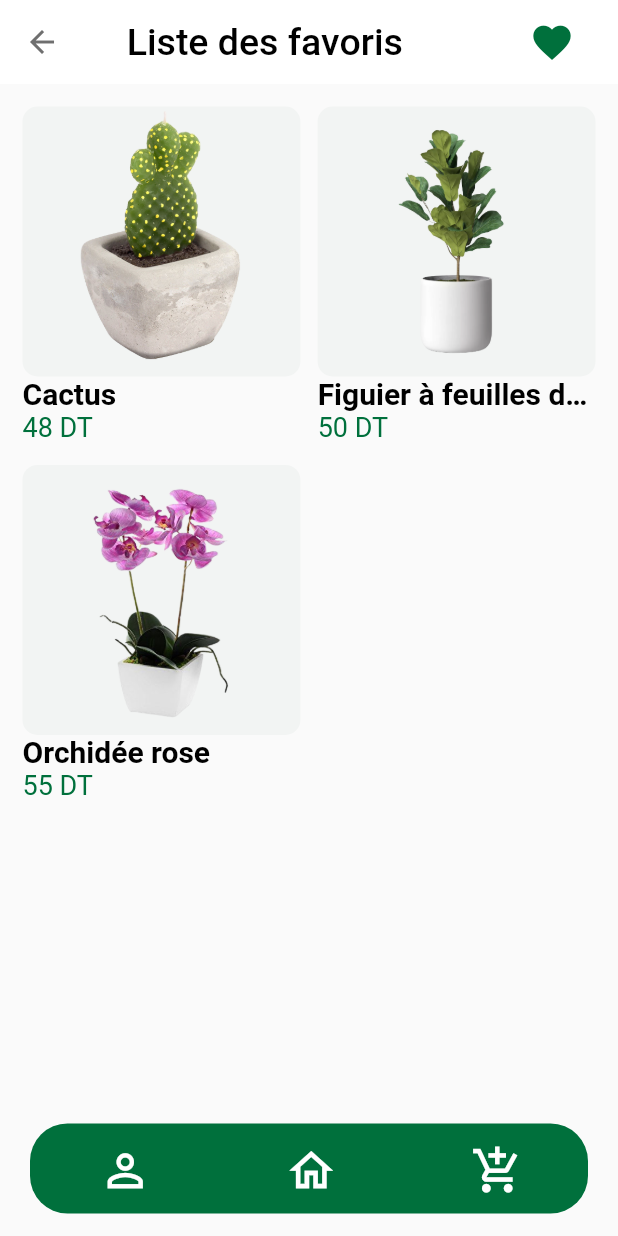
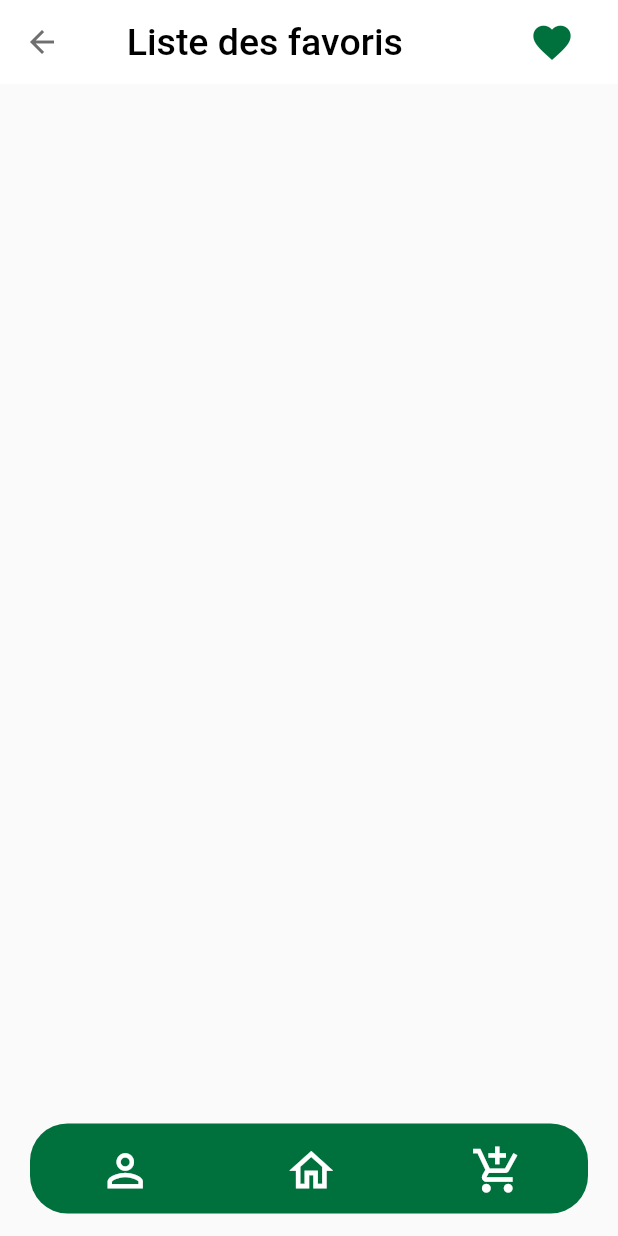
Before and after one commit to Chiraz32/Mini-Project-Chajrti, a Flutter app: the FavouriteList screen opened by its route, on a phone screen of 412 x 824 dp. Run offline on Flutter 3.47's test engine with Material 2 defaults, Android fonts, the phone set to English and light mode, and no system bars; Roboto replaces fonts that are missing (Roboto-Light.ttf).

Commit message:
fixed provider and tiles again

```diff
--- a/lib/Constants/constants.dart
+++ b/lib/Constants/constants.dart
@@ -16,7 +16,7 @@ List<Plant> plants = [
       description:
           "Les Cactus, Cactées ou encore Cactacées (Cactaceae) sont une famille de plantes à fleurs. Ce sont presque toutes des plantes grasses ou plantes succulentes, c'est-à-dire des plantes xérophytes qui stockent dans leurs tissus des réserves de « suc » pour faire face aux longues périodes de sécheresse.",
       price: 48,
-      isFav: false),
+      ),
   Plant(
       id: 2,
       name: "Figuier à feuilles de violon",
@@ -24,7 +24,7 @@ List<Plant> plants = [
       description:
           "Le figuier à feuilles de violon (Ficus lyrata) est un arbre d'intérieur populaire qui possède de très grandes feuilles en forme de violon, très nervurées et brillantes, qui poussent verticalement sur un tronc épuré.",
       price: 50,
-      isFav: false),
+      ),
   Plant(
       id: 3,
       name: "Orchidée rose ",
@@ -32,6 +32,6 @@ List<Plant> plants = [
       description:
           "Les orchidées roses sont une merveilleuse façon d'envoyer votre amour à un ami ou à une personne importante. Nous proposons de petites plantes d'orchidées roses, de grandes orchidées roses et des tiges d'orchidées roses qui s'épanouissent dans un bouquet. ",
       price: 55,
-      isFav: false),
+      ),
 
 ];
--- a/lib/Models/Plant.dart
+++ b/lib/Models/Plant.dart
@@ -4,12 +4,10 @@ class Plant {
   late String image;
   late String description;
   late int price;
-  late bool isFav;
   Plant(
       {required this.id,
       required this.name,
       required this.image,
       required this.description,
-      required this.price,
-      required this.isFav});
+      required this.price});
 }
--- a/lib/Providers/favoris_provider.dart
+++ b/lib/Providers/favoris_provider.dart
@@ -0,0 +1,21 @@
+import 'package:chajrti/Constants/constants.dart';
+import 'package:chajrti/Models/Plant.dart';
+import 'package:flutter/material.dart';
+
+class FavoriteProvider with ChangeNotifier {
+  final List<Plant> _plants = plants;
+  List<Plant> get myPlants => _plants;
+
+  final List<Plant> _fav = [];
+  List<Plant> get myFav => _fav;
+
+  void addToList(Plant plant) {
+    _fav.add(plant);
+    notifyListeners();
+  }
+
+  void removeFromList(Plant plant) {
+    _fav.remove(plant);
+    notifyListeners();
+  }
+}
--- a/lib/Screens/favourite_plant.dart
+++ b/lib/Screens/favourite_plant.dart
@@ -1,10 +1,13 @@
 import 'package:chajrti/Constants/constants.dart';
+import 'package:chajrti/Providers/favoris_provider.dart';
 import 'package:chajrti/Widgets/BottomBar.dart';
 import 'package:chajrti/Widgets/gridTilesPlants.dart';
 import 'package:flutter/material.dart';
 import 'package:flutter/src/widgets/container.dart';
 import 'package:flutter/src/widgets/framework.dart';
 import 'dart:ui';
+
+import 'package:provider/provider.dart';
 
 class FavouriteList extends StatefulWidget {
   const FavouriteList({super.key});
@@ -16,6 +19,7 @@ class FavouriteList extends StatefulWidget {
 class _FavouriteListState extends State<FavouriteList> {
   @override
   Widget build(BuildContext context) {
+    final favs = context.watch<FavoriteProvider>().myFav;
     return Scaffold(
         appBar: AppBar(
             elevation: 0,
@@ -35,21 +39,20 @@ class _FavouriteListState extends State<FavouriteList> {
               )
             ],
             backgroundColor: Colors.white,
-          leading: BackButton( color: darkGrey )
-        ),
+            leading: BackButton(color: darkGrey)),
         body: GridView.count(
           crossAxisCount: 2,
-          crossAxisSpacing: (plants.length) / 2,
-          mainAxisSpacing: (plants.length) / 2,
+          crossAxisSpacing: (favs.length) / 2,
+          mainAxisSpacing: (favs.length) / 2,
           shrinkWrap: true,
           childAspectRatio: (185 / 225),
           padding: EdgeInsets.all(10),
-          children: List<Widget>.generate(plants.length, (index) {
+          children: List<Widget>.generate(favs.length, (index) {
             return GridTile(
                 child: GridTilesPlants(
-              name: plants[index].name,
-              image: plants[index].image,
-              price: plants[index].price.toString(),
+              name: favs[index].name,
+              image: favs[index].image,
+              price: favs[index].price.toString(),
               index: index,
             ));
           }),
--- a/lib/Widgets/gridTilesPlants.dart
+++ b/lib/Widgets/gridTilesPlants.dart
@@ -34,17 +34,17 @@ class GridTilesPlants extends StatelessWidget {
         //plantDetail
         ,
         child: Container(
-            height: 200,
+            height: 160,
             child: Padding(
               padding: EdgeInsets.all(5),
               child: Column(
                   crossAxisAlignment: CrossAxisAlignment.start,
                   children: [
                     Container(
-                      height: 180,
+                      height: 150,
                       child: Image.asset(
                         image,
-                        height: 150,
+                        height: 120,
                       ),
                       width: 200,
                       decoration: BoxDecoration(
--- a/pubspec.yaml
+++ b/pubspec.yaml
@@ -37,6 +37,7 @@ dependencies:
   # Use with the CupertinoIcons class for iOS style icons.
   cupertino_icons: ^1.0.2
   animated_bottom_navigation_bar: ^1.1.0
+  provider: ^6.0.5
 
 dev_dependencies:
   flutter_test:
```
Also changed, not shown: lib/Screens/plantDetail.dart (+19 -10 lines), lib/main.dart (+9 -7 lines), pubspec.lock. Lines whose indentation alone changed are shown as unchanged.
